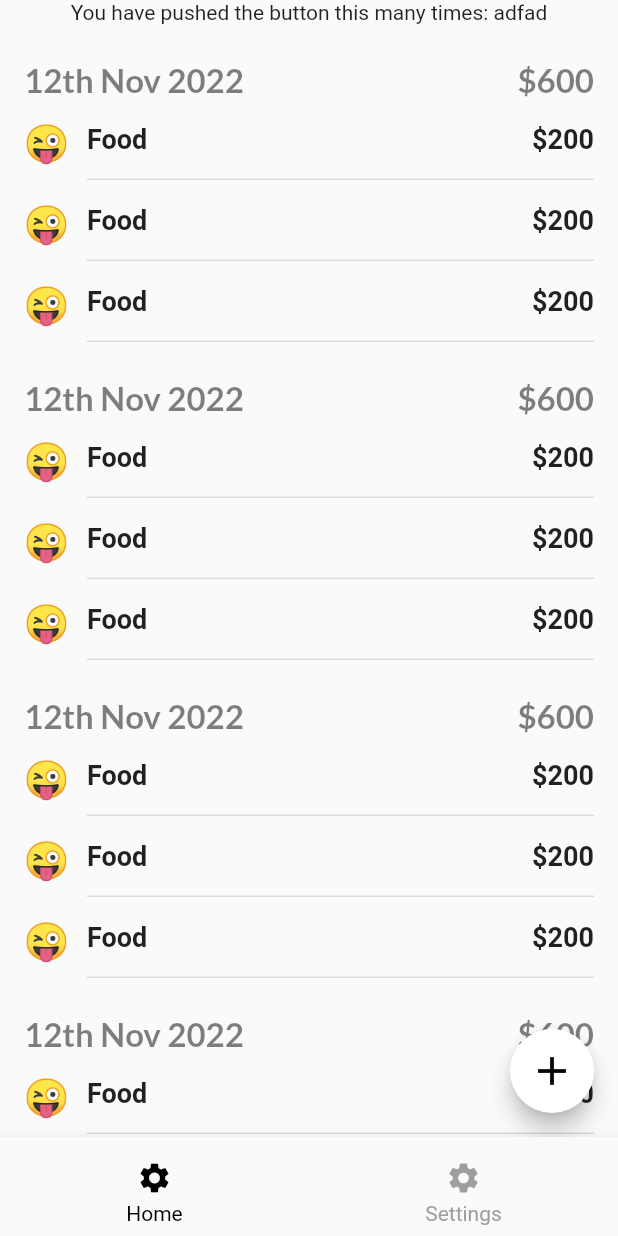
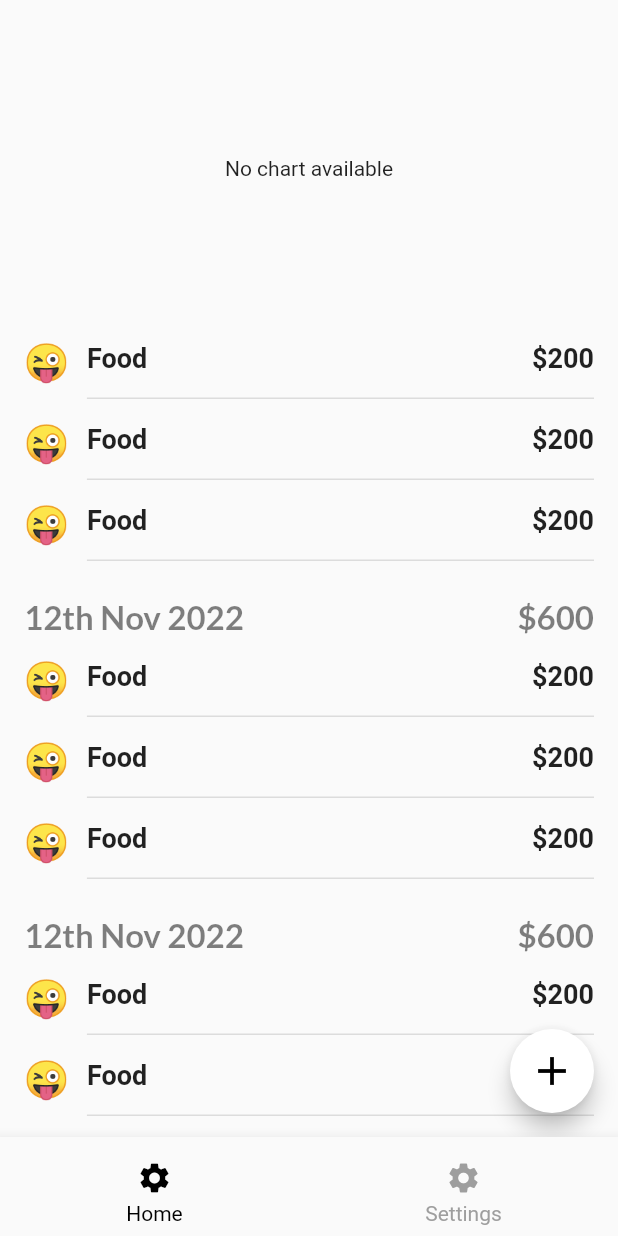
Before and after one commit to gbfool/Moneygram, a Flutter app: the screen it shows after launch, on a phone screen of 412 x 824 dp. Run offline on Flutter 3.47's test engine with Material 2 defaults, Android fonts, the phone set to English and light mode, and no system bars; our stand-ins replace google_fonts, modal_bottom_sheet.

Commit message:
fix android status bar color issue

```diff
--- a/lib/main.dart
+++ b/lib/main.dart
@@ -1,12 +1,7 @@
 import 'package:flutter/material.dart';
-import 'package:flutter/services.dart';
 import 'package:moneygram/ui/bottom_navigation_state.dart';
 
 void main() async {
-  SystemChrome.setSystemUIOverlayStyle(SystemUiOverlayStyle.dark.copyWith(
-      statusBarColor: Colors.white, // this one for android
-      statusBarBrightness: Brightness.light // this one for iOS
-      ));
   runApp(const MyApp());
 }
 
@@ -16,7 +11,9 @@ class MyApp extends StatelessWidget {
   // This widget is the root of your application.
   @override
   Widget build(BuildContext context) {
-    return const MaterialApp(
+    return MaterialApp(
+      theme: ThemeData(
+          androidOverscrollIndicator: AndroidOverscrollIndicator.stretch),
       title: 'Money',
       home: BottomNavigationState(),
     );
--- a/lib/ui/home/home_screen.dart
+++ b/lib/ui/home/home_screen.dart
@@ -23,6 +23,15 @@ class _HomePageState extends State<HomePage> {
         // https://stackoverflow.com/a/58132007/1321917
         value: SystemUiOverlayStyle.dark,
         child: Scaffold(
+          appBar: AppBar(
+              toolbarHeight: 0,
+              backgroundColor: Colors.transparent,
+              elevation: 0,
+              systemOverlayStyle: const SystemUiOverlayStyle(
+                statusBarColor: Colors.transparent,
+                statusBarIconBrightness: Brightness.dark,
+                statusBarBrightness: Brightness.light,
+              )),
           body: SafeArea(
             child: _body(),
           ),
@@ -32,21 +41,23 @@ class _HomePageState extends State<HomePage> {
   }
 
   Widget _body() {
-    return Column(
-      children: <Widget>[
-        Text(
-          'You have pushed the button this many times: ${widget.title}',
-        ),
-        _listWidget()
-      ],
+    return Container(
+      padding: EdgeInsets.only(top: 12),
+      child: Column(
+        children: <Widget>[_listWidget()],
+      ),
     );
   }
 
   Widget _listWidget() {
     return Expanded(
         child: ListView.builder(
-      itemCount: 20,
+      itemCount: 21,
       itemBuilder: (context, index) {
+        if (index == 0) {
+          return Container(
+              height: 200, child: Center(child: Text("No chart available")));
+        }
         if (index % 4 == 0) {
           return TransactionRowHeaderWidget();
         }
@@ -71,7 +82,6 @@ class _HomePageState extends State<HomePage> {
   void _onFabClick() {
     showBarModalBottomSheet(
       context: context,
-      expand: false,
       backgroundColor: Colors.transparent,
       builder: (context) => const AddTransactionPage(),
     );
```
Also changed, not shown: 38 other files.
